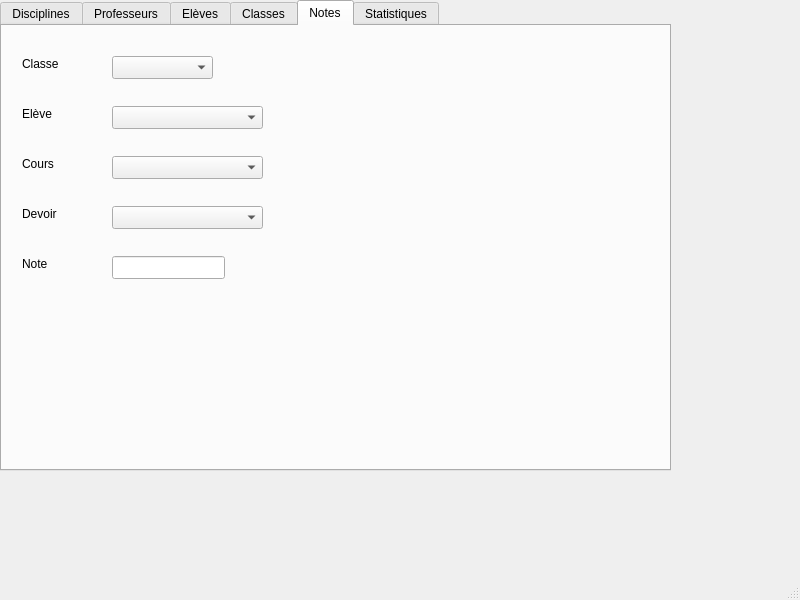
This is lycee.ui in MarcTremolieres/projet_notes as Qt 5 draws it before an edit. The edited form follows.
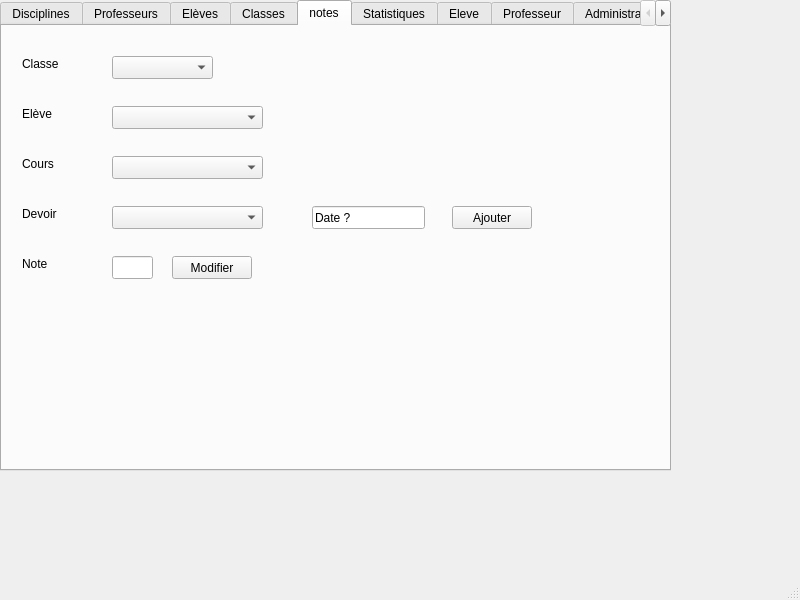
This is the edited form.

```diff
--- a/lycee.ui
+++ b/lycee.ui
@@ -421,7 +421,7 @@
     </widget>
     <widget class="QWidget" name="tab_5">
      <attribute name="title">
-      <string>Notes</string>
+      <string>notes</string>
      </attribute>
      <widget class="QComboBox" name="comboBox_5">
       <property name="geometry">
@@ -520,7 +520,7 @@
        <rect>
         <x>110</x>
         <y>230</y>
-        <width>113</width>
+        <width>41</width>
         <height>23</height>
        </rect>
       </property>
@@ -538,12 +538,66 @@
        <string>Note</string>
       </property>
      </widget>
+     <widget class="QPushButton" name="pushButton_2">
+      <property name="geometry">
+       <rect>
+        <x>170</x>
+        <y>230</y>
+        <width>80</width>
+        <height>23</height>
+       </rect>
+      </property>
+      <property name="text">
+       <string>Modifier</string>
+      </property>
+     </widget>
+     <widget class="QLineEdit" name="lineEdit_4">
+      <property name="geometry">
+       <rect>
+        <x>310</x>
+        <y>180</y>
+        <width>113</width>
+        <height>23</height>
+       </rect>
+      </property>
+      <property name="text">
+       <string>Date ?</string>
+      </property>
+     </widget>
+     <widget class="QPushButton" name="pushButton_3">
+      <property name="geometry">
+       <rect>
+        <x>450</x>
+        <y>180</y>
+        <width>80</width>
+        <height>23</height>
+       </rect>
+      </property>
+      <property name="text">
+       <string>Ajouter</string>
+      </property>
+     </widget>
     </widget>
     <widget class="QWidget" name="tab_6">
      <attribute name="title">
       <string>Statistiques</string>
      </attribute>
     </widget>
+    <widget class="QWidget" name="tab_7">
+     <attribute name="title">
+      <string>Eleve</string>
+     </attribute>
+    </widget>
+    <widget class="QWidget" name="tab_8">
+     <attribute name="title">
+      <string>Professeur</string>
+     </attribute>
+    </widget>
+    <widget class="QWidget" name="tab_9">
+     <attribute name="title">
+      <string>Administration</string>
+     </attribute>
+    </widget>
    </widget>
   </widget>
   <widget class="QMenuBar" name="menubar">
```
Left out of the diff: 50 changed lines with no effect on the pictures.
